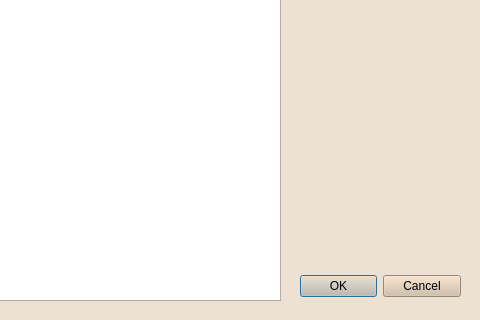
This is photodialog.ui in EtoDrowsy/CS499 as Qt 5 draws it before an edit; both pictures show x 720 to 1200 and y 480 to 800 of the 1200 by 800 pixel window. The edited form follows.
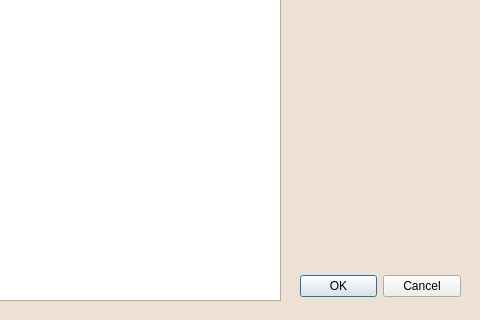
This is the edited form.

What changed in the file:
```diff
--- a/photodialog.ui
+++ b/photodialog.ui
@@ -74,7 +74,7 @@
     </font>
    </property>
    <property name="styleSheet">
-    <string notr="true">background-color:rgb(209, 188, 164)</string>
+    <string notr="true">color:rgb(0, 0, 0)</string>
    </property>
    <property name="orientation">
     <enum>Qt::Orientation::Horizontal</enum>
```
Left out of the diff: 2 changed lines with no effect on the pictures.
